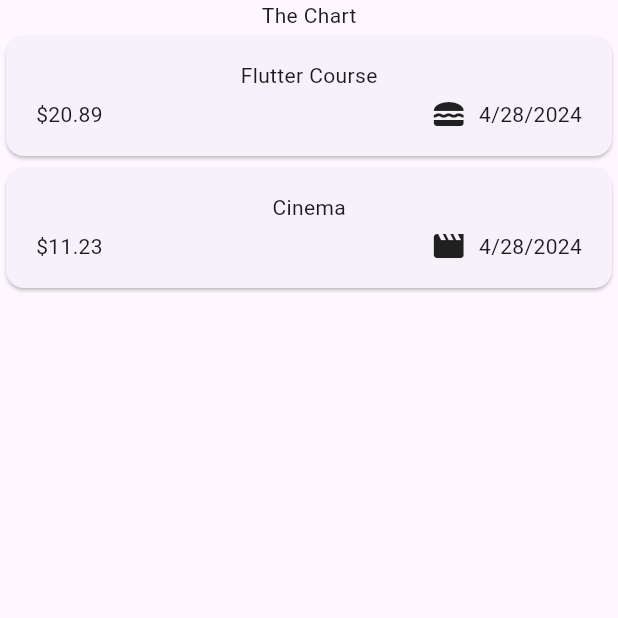
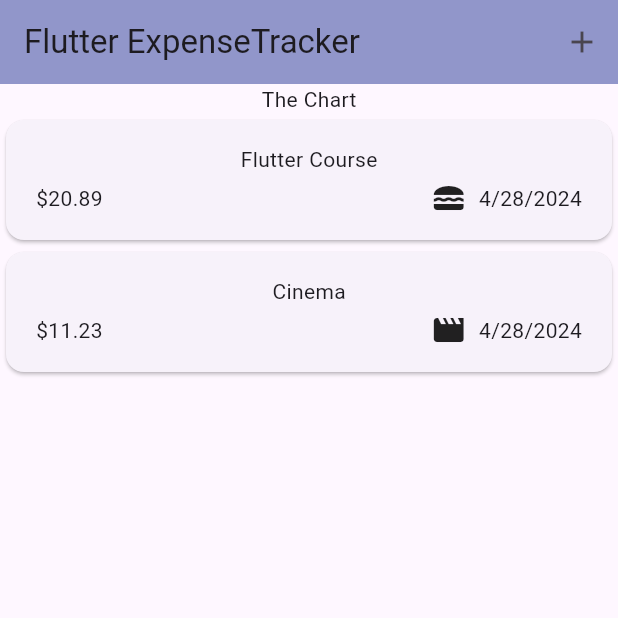
Before and after one commit to fauzanmzlm/expense_tracker, a Flutter app: the screen it shows after launch, on a phone screen of 412 x 824 dp, the top half of it. Run offline on Flutter 3.47's test engine with Material 3 defaults, Android fonts, the phone set to English and light mode, and no system bars.

Commit message:
Setting an AppBar with a Title & Actions

```diff
--- a/lib/main.dart
+++ b/lib/main.dart
@@ -4,8 +4,9 @@ import 'package:expense_tracker/widgets/expenses.dart';
 
 void main() {
   runApp(
-    const MaterialApp(
-      home: Expenses(),
+    MaterialApp(
+      theme: ThemeData(useMaterial3: true),
+      home: const Expenses(),
     ),
   );
 }
--- a/lib/widgets/expenses.dart
+++ b/lib/widgets/expenses.dart
@@ -31,6 +31,16 @@ class _ExpensesState extends State<Expenses> {
   @override
   Widget build(BuildContext context) {
     return Scaffold(
+      appBar: AppBar(
+        backgroundColor: const Color.fromARGB(122, 27, 44, 144),
+        title: const Text('Flutter ExpenseTracker'),
+        actions: [
+          IconButton(
+            onPressed: () {},
+            icon: const Icon(Icons.add),
+          )
+        ],
+      ),
       body: Column(
         children: [
           const Text('The Chart'),
```
